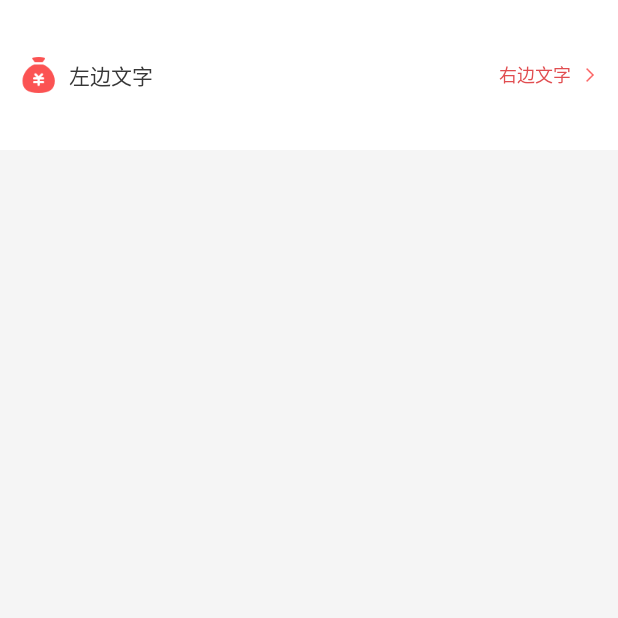
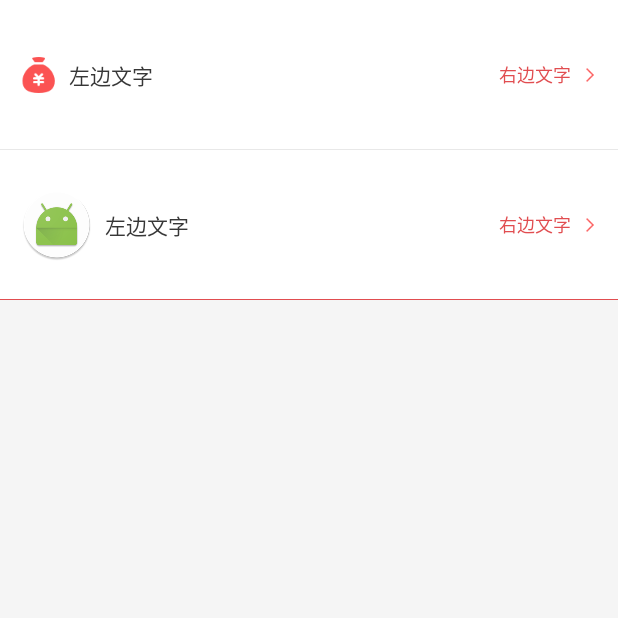
Before and after one commit to zcybug/testMvp, an Android app: the MTextViewActivity screen opened directly, with no data from a screen before it, on a phone screen of 412 x 824 dp, the top half of it. Run offline under Robolectric (Android 15) with nearby library versions, the phone set to English and light mode, and no system bars; our stand-ins replace ButterKnife; 1 statement that could not run was skipped.

Commit message:
进一步学习View

```diff
--- a/app/src/main/java/com/android/mvp/OtherActivity.java
+++ b/app/src/main/java/com/android/mvp/OtherActivity.java
@@ -13,7 +13,7 @@ public class OtherActivity extends AppCompatActivity {
     @Override
     protected void onCreate(Bundle savedInstanceState) {
         super.onCreate(savedInstanceState);
-        setContentView(R.layout.activity_main);
+        setContentView(R.layout.activity_other);
 
         TextView textView = (TextView) findViewById(R.id.text01);
         Intent intent = getIntent();
--- a/app/src/main/java/com/android/mvp/widge/MSuperTextView.java
+++ b/app/src/main/java/com/android/mvp/widge/MSuperTextView.java
@@ -7,6 +7,7 @@ import android.graphics.Color;
 import android.graphics.drawable.Drawable;
 import android.util.AttributeSet;
 import android.util.TypedValue;
+import android.view.View;
 import android.widget.ImageView;
 import android.widget.RelativeLayout;
 import android.widget.TextView;
@@ -51,6 +52,22 @@ public class MSuperTextView extends RelativeLayout {
     private LayoutParams rightTextParams;
     private TextView rightTv;
 
+    /**
+     * 分割线的类型
+     */
+    private static final int NONE = 0;
+    private static final int TOP = 1;
+    private static final int BOTTOM = 2;
+    private static final int BOTH = 3;
+    private static final int default_Divider = BOTTOM;
+    private int mDefaultDividerLineColor = 0xFFE8E8E8;//分割线默认颜色
+
+    private int mDividerLineType;
+    private View mTopDividerLineV, mBottomDividerLineV;
+    private LayoutParams mTopDividerParams, mBottomDividerParams;
+    private int mDividerHeight;
+    private int mDividerLineColor;
+
     private int defaultColor = 0xFF373737;//文字默认颜色
     private int defaultSize = 14;//默认字体大小
     private int defaultMaxEms = 10;
@@ -79,14 +96,23 @@ public class MSuperTextView extends RelativeLayout {
         rightText = typedArray.getString(R.styleable.SuperTV_rightText);
         rightTextColor = typedArray.getColor(R.styleable.SuperTV_rightTextColor, defaultColor);
         rightTextSize = typedArray.getDimensionPixelSize(R.styleable.SuperTV_rightTextSize, defaultSize);
+        mDividerLineType = typedArray.getInt(R.styleable.SuperTV_mDividerLineType, default_Divider);
+        mDividerHeight = typedArray.getDimensionPixelSize(R.styleable.SuperTV_mDividerLineHeight, DensityUtil.dip2px(mContext, 0.5f));
+        mDividerLineColor = typedArray.getColor(R.styleable.SuperTV_mDividerLineColor, mDefaultDividerLineColor);
+        typedArray.recycle();//关闭
         initView();
     }
 
     private void initView() {
+        //设置背景点击效果
+        this.setBackgroundResource(R.drawable.selector_white);
+        this.setClickable(true);
+
         initLeftIcon();
         initRightIcon();
         initLiftText();
         initRightText();
+        initDivierLineView();
     }
 
     private void initLeftIcon() {
@@ -149,6 +175,49 @@ public class MSuperTextView extends RelativeLayout {
         rightTv.setTextSize(TypedValue.COMPLEX_UNIT_PX, rightTextSize);
         rightTv.setLayoutParams(rightTextParams);
         addView(rightTv);
+    }
+
+    private void initDivierLineView() {
+        switch (mDividerLineType) {
+            case NONE://不需要分割线
+                break;
+            case TOP://分割线在上面
+                initTopDivider();
+                break;
+            case BOTTOM://分割线在下面
+                initBottomDivider();
+                break;
+            case BOTH://上下都有分割线
+                initTopDivider();
+                initBottomDivider();
+                break;
+        }
+    }
+
+    private void initTopDivider() {
+        if (null == mTopDividerLineV) {
+            if (null == mTopDividerParams) {
+                mTopDividerParams = new LayoutParams(LayoutParams.MATCH_PARENT, mDividerHeight);
+            }
+            mTopDividerParams.addRule(ALIGN_PARENT_TOP, TRUE);
+            mTopDividerLineV = new View(mContext);
+            mTopDividerLineV.setLayoutParams(mTopDividerParams);
+            mTopDividerLineV.setBackgroundColor(mDividerLineColor);
+        }
+        addView(mTopDividerLineV);
+    }
+
+    private void initBottomDivider() {
+        if (null == mBottomDividerLineV) {
+            if (null == mBottomDividerParams) {
+                mBottomDividerParams = new LayoutParams(LayoutParams.MATCH_PARENT, mDividerHeight);
+            }
+            mBottomDividerParams.addRule(ALIGN_PARENT_BOTTOM, TRUE);
+            mBottomDividerLineV = new View(mContext);
+            mBottomDividerLineV.setLayoutParams(mBottomDividerParams);
+            mBottomDividerLineV.setBackgroundColor(mDividerLineColor);
+        }
+        addView(mBottomDividerLineV);
     }
 
     public MSuperTextView setLiftTextSize(int size) {
--- a/app/src/main/res/layout/activity_m_text.xml
+++ b/app/src/main/res/layout/activity_m_text.xml
@@ -14,6 +14,22 @@
         sptv:lifeImgId="@drawable/balance_icon"
         sptv:liftText="左边文字"
         sptv:liftTextSize="14dp"
+        sptv:mDividerLineType="bottom"
+        sptv:rightImgId="@drawable/arrow_right_red"
+        sptv:rightText="右边文字"
+        sptv:rightTextColor="@color/base_red"
+        sptv:rightTextSize="12dp" />
+
+
+    <com.android.mvp.widge.MSuperTextView
+        android:layout_width="match_parent"
+        android:layout_height="@dimen/x80"
+        android:background="@color/white"
+        sptv:lifeImgId="@mipmap/ic_launcher_round"
+        sptv:liftText="左边文字"
+        sptv:liftTextSize="14dp"
+        sptv:mDividerLineColor="@color/base_red"
+        sptv:mDividerLineType="bottom"
         sptv:rightImgId="@drawable/arrow_right_red"
         sptv:rightText="右边文字"
         sptv:rightTextColor="@color/base_red"
```
Also changed, not shown: app/src/main/java/com/android/mvp/SpannableActivity.java (+5 -6 lines), app/src/main/res/layout/activity_other.xml (added, +24 -0 lines), mvplib/src/main/res/values/attrs.xml (+9 -0 lines).
